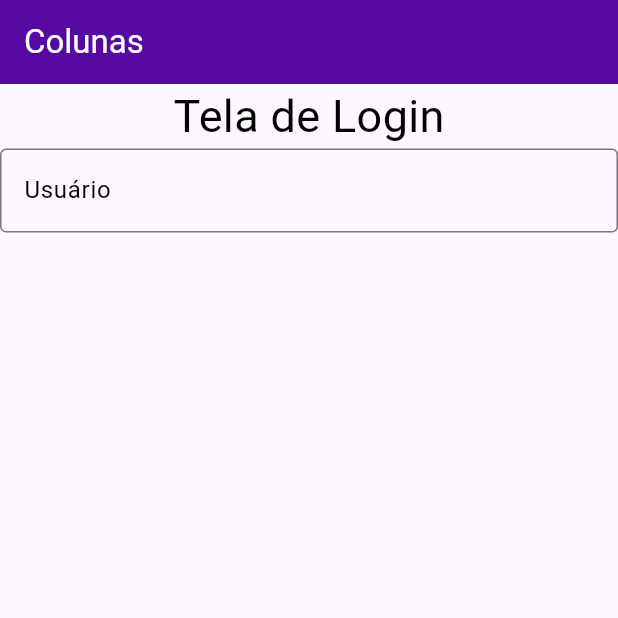
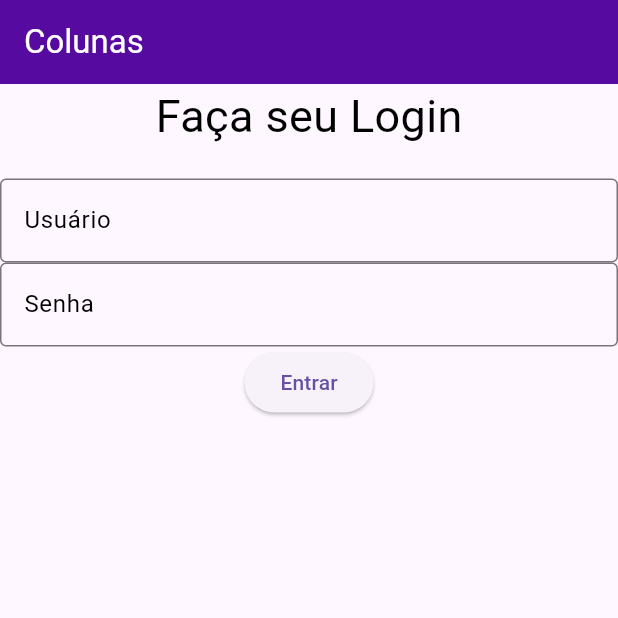
Before and after one commit to dudinhaleal/exflutter2, a Flutter app: the screen it shows after launch, on a phone screen of 412 x 824 dp, the top half of it. Run offline on Flutter 3.47's test engine with Material 3 defaults, Android fonts, the phone set to English and light mode, and no system bars.

Commit message:
arrumei erros

```diff
--- a/flutter_application_2/lib/main.dart
+++ b/flutter_application_2/lib/main.dart
@@ -32,12 +32,14 @@ class HomeColunas extends StatelessWidget {
       body: Column(
         children: [
           Text(
-            "Tela de Login",
+            "Faça seu Login",
             style: TextStyle(
               fontSize: 30,
               color: const Color.fromARGB(255, 0, 0, 0),
             ),
           ),
+
+          SizedBox(height: 20),
           TextFormField(
             decoration: InputDecoration(
               labelText: "Usuário",
@@ -45,6 +47,19 @@ class HomeColunas extends StatelessWidget {
               border: OutlineInputBorder(),
             ),
           ),
+          TextFormField(
+            decoration: InputDecoration(
+              labelText: "Senha",
+              labelStyle: TextStyle(color: const Color.fromARGB(255, 0, 0, 0)),
+              border: OutlineInputBorder(),
+            ),
+          ),
+          ElevatedButton(
+            onPressed: () {
+              print("Botão pressionado!");
+            },
+            child: Text("Entrar"),
+          ),
         ],
       ),
     );
```
